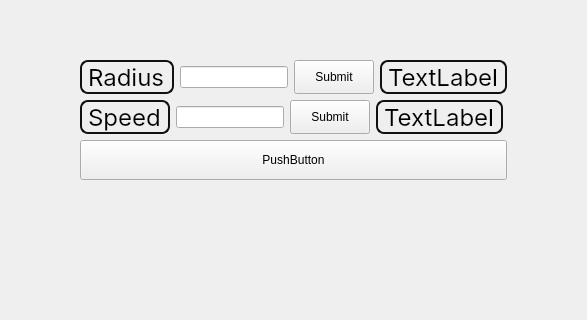
This is assets/UI/agent_settings.ui in VitalyCone/Anthill as Qt 5 draws it before an edit; both pictures show x 295 to 882 and y 319 to 639 of the 1177 by 878 pixel window. The edited form follows.
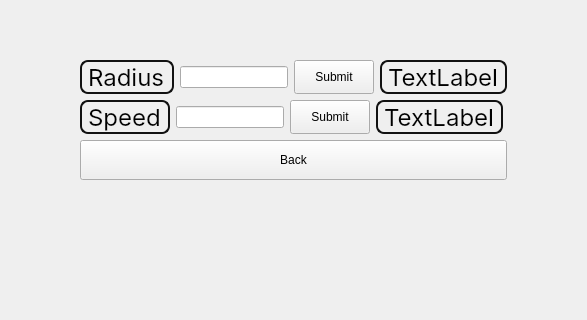
This is the edited form.

What changed in the file:
```diff
--- a/assets/UI/agent_settings.ui
+++ b/assets/UI/agent_settings.ui
@@ -83,7 +83,7 @@
 }</string>
         </property>
         <property name="text">
-         <string>PushButton</string>
+         <string>Back</string>
         </property>
        </widget>
       </item>
```
